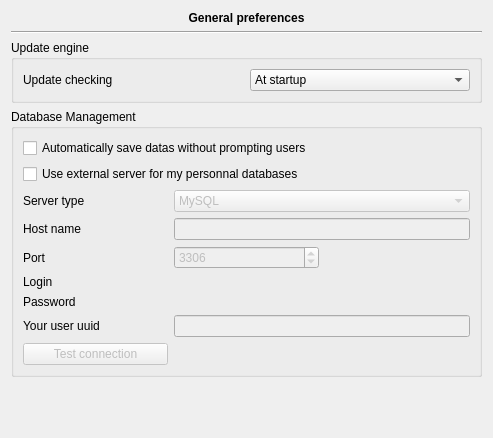
FreeHealth/freehealth, file plugins/coreplugin/dialogs/applicationgeneralpreferences.ui: the form before one commit.
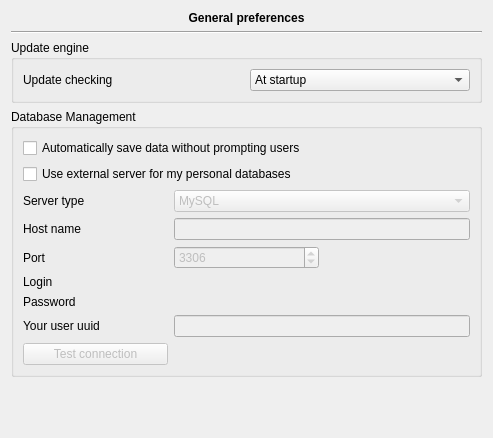
The form after the commit. Custom widgets are drawn as their Qt base class.

The edit to the form file:
```diff
--- a/plugins/coreplugin/dialogs/applicationgeneralpreferences.ui
+++ b/plugins/coreplugin/dialogs/applicationgeneralpreferences.ui
@@ -215,14 +215,14 @@
       <item row="1" column="0" colspan="2">
        <widget class="QCheckBox" name="autoSave">
         <property name="text">
-         <string>Automatically save datas without prompting users</string>
+         <string>Automatically save data without prompting users</string>
         </property>
        </widget>
       </item>
       <item row="2" column="0" colspan="2">
        <widget class="QCheckBox" name="useExternalDB">
         <property name="text">
-         <string>Use external server for my personnal databases</string>
+         <string>Use external server for my personal databases</string>
         </property>
        </widget>
       </item>
```
